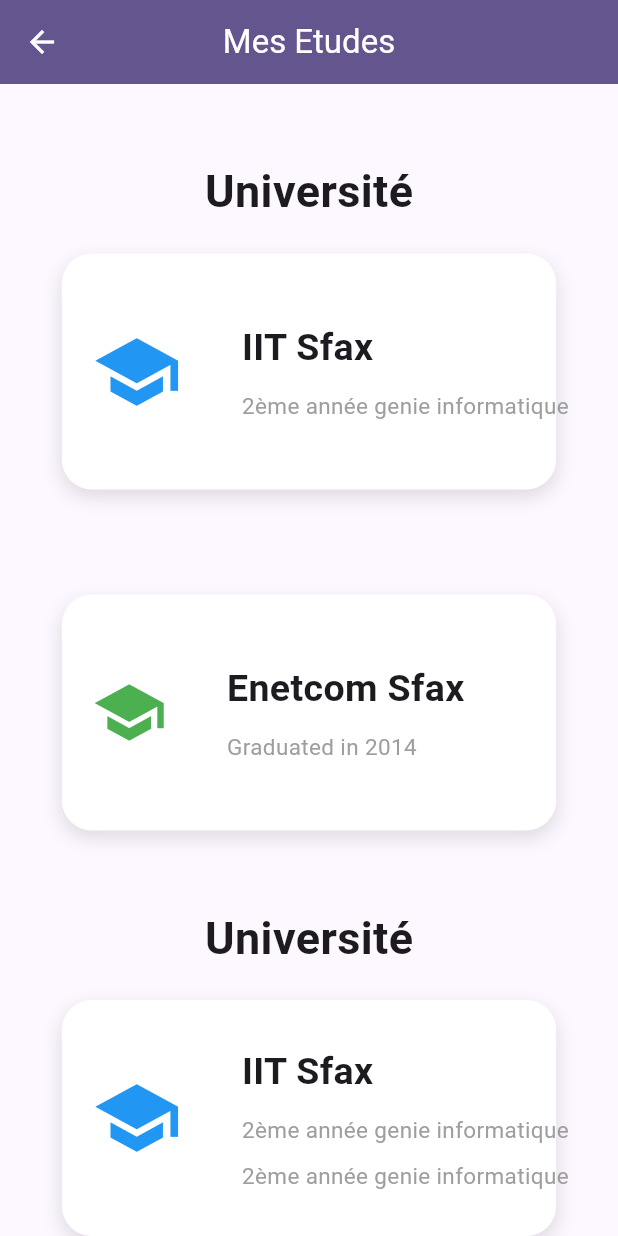
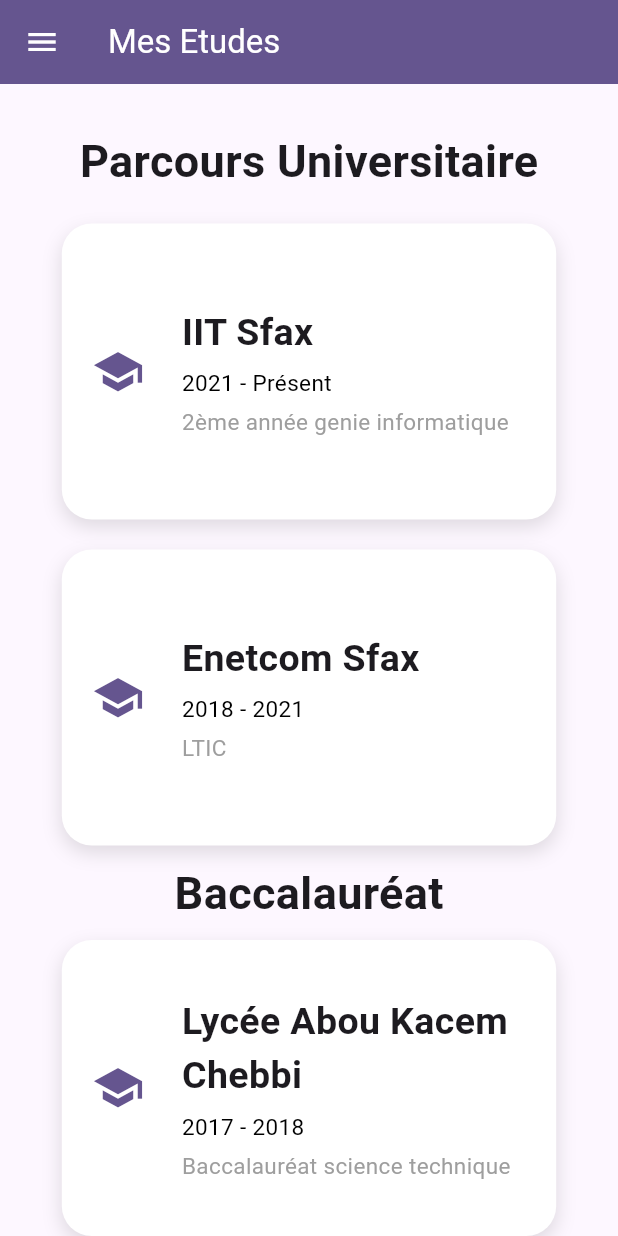
Before and after one commit to Ftayri/cv-project, a Flutter app: the EducationPage screen opened by its route, on a phone screen of 412 x 824 dp. Run offline on Flutter 3.47's test engine with Material 2 defaults, Android fonts, the phone set to English and light mode, and no system bars; our stand-ins replace flex_color_scheme, flutter_native_splash, flutter_zoom_drawer.

Commit message:
Etudes page problem last card

```diff
--- a/lib/pages/Etudes.dart
+++ b/lib/pages/Etudes.dart
@@ -1,3 +1,4 @@
+import 'package:cv/menu/drawer.widget.dart';
 import 'package:flutter/material.dart';
 import 'package:flutter/cupertino.dart';
 
@@ -9,15 +10,15 @@ class EducationPage extends StatelessWidget {
     return Scaffold(
       appBar: AppBar(
         title: const Text('Mes Etudes'),
-        centerTitle: true,
+        leading: DrawerWidget(),
       ),
       body: Center(
         child: Column(
           mainAxisAlignment: MainAxisAlignment.center,
           children: [
-            const SizedBox(height: 50),
+            const SizedBox(height: 30),
             Text(
-              'Université',
+              'Parcours Universitaire',
               style: TextStyle(fontSize: 30, fontWeight: FontWeight.bold),
             ),
             const SizedBox(height: 20),
@@ -45,10 +46,10 @@ class EducationPage extends StatelessWidget {
                     const SizedBox(width: 20),
                     Icon(
                       Icons.school,
-                      color: Colors.blue,
-                      size: 60,
+                      color: Theme.of(context).primaryColor,
+                      size: 35,
                     ),
-                    const SizedBox(width: 20),
+                    const SizedBox(width: 5),
                     SizedBox(
                       width: 20,
                     ),
@@ -65,7 +66,17 @@ class EducationPage extends StatelessWidget {
                           ),
                         ),
                         const SizedBox(
-                          height: 10,
+                          height: 5,
+                        ),
+                        const Text(
+                          '2021 - Présent',
+                          style: TextStyle(
+                            fontSize: 15,
+                            color: Colors.black,
+                          ),
+                        ),
+                        const SizedBox(
+                          height: 5,
                         ),
                         const Text(
                           '2ème année genie informatique',
@@ -73,80 +84,12 @@ class EducationPage extends StatelessWidget {
                             fontSize: 15,
                             color: Colors.grey,
                           ),
-                        ),
+                        )
                       ],
                     ),
                   ],
                 ),
               ),
-            ),
-            const SizedBox(height: 50),
-
-            const SizedBox(height: 20),
-            Expanded(
-              child: AnimatedContainer(
-                duration: const Duration(seconds: 1),
-                width: MediaQuery
-                    .of(context)
-                    .size
-                    .width * 0.8,
-                decoration: BoxDecoration(
-                  color: Colors.white,
-                  borderRadius: BorderRadius.circular(20),
-                  boxShadow: const [
-                    BoxShadow(
-                      color: Colors.black12,
-                      blurRadius: 10,
-                      offset: Offset(0, 5),
-                    ),
-                  ],
-                ),
-                child: Row(
-                  crossAxisAlignment: CrossAxisAlignment.center,
-                  children: [
-                    const SizedBox(width: 20),
-                    Icon(
-                      Icons.school,
-                      color: Colors.green,
-                      size: 50,
-                    ),
-                    const SizedBox(width: 20),
-                    SizedBox(
-                      width: 20,
-                    ),
-                    Column(
-                      mainAxisAlignment: MainAxisAlignment.center,
-                      crossAxisAlignment: CrossAxisAlignment.start,
-                      children: [
-                        const Text(
-                          'Enetcom Sfax',
-                          style: TextStyle(
-                            fontSize: 25,
-                            fontWeight: FontWeight.bold,
-                          ),
-                        ),
-                        const SizedBox(
-                          height: 10,
-                        ),
-                        const Text(
-                          'Graduated in 2014',
-                          style: TextStyle(
-                            fontSize: 15,
-                            color: Colors.grey,
-                          ),
-                        ),
-                      ],
-                    ),
-                  ],
-                ),
-              ),
-            ),
-
-
-            const SizedBox(height: 50),
-            Text(
-              'Université',
-              style: TextStyle(fontSize: 30, fontWeight: FontWeight.bold),
             ),
             const SizedBox(height: 20),
             Expanded(
@@ -173,10 +116,10 @@ class EducationPage extends StatelessWidget {
                     const SizedBox(width: 20),
                     Icon(
                       Icons.school,
-                      color: Colors.blue,
-                      size: 60,
+                      color: Theme.of(context).primaryColor,
+                      size: 35,
                     ),
-                    const SizedBox(width: 20),
+                    const SizedBox(width: 5),
                     SizedBox(
                       width: 20,
                     ),
@@ -184,30 +127,28 @@ class EducationPage extends StatelessWidget {
                       mainAxisAlignment: MainAxisAlignment.center,
                       crossAxisAlignment: CrossAxisAlignment.start,
                       children: [
-
                         const Text(
-                          'IIT Sfax',
+                          'Enetcom Sfax',
                           style: TextStyle(
                             fontSize: 25,
                             fontWeight: FontWeight.bold,
                           ),
                         ),
                         const SizedBox(
-                          height: 10,
+                          height: 5,
                         ),
-
                         const Text(
-                          '2ème année genie informatique',
+                          '2018 - 2021',
                           style: TextStyle(
                             fontSize: 15,
-                            color: Colors.grey,
+                            color: Colors.black,
                           ),
                         ),
                         const SizedBox(
-                          height: 10,
+                          height: 5,
                         ),
                         const Text(
-                          '2ème année genie informatique',
+                          'LTIC',
                           style: TextStyle(
                             fontSize: 15,
                             color: Colors.grey,
@@ -219,6 +160,85 @@ class EducationPage extends StatelessWidget {
                 ),
               ),
             ),
+
+
+            const SizedBox(height: 10),
+            Text(
+              'Baccalauréat',
+              style: TextStyle(fontSize: 30, fontWeight: FontWeight.bold),
+            ),
+            const SizedBox(height: 10),
+            Expanded(
+
+
+              child: AnimatedContainer(
+                duration: const Duration(seconds: 1),
+                width: MediaQuery.of(context).size.width * 0.8,
+
+                decoration: BoxDecoration(
+                  color: Colors.white,
+                  borderRadius: BorderRadius.circular(20),
+                  boxShadow: const [
+                    BoxShadow(
+                      color: Colors.black12,
+                      blurRadius: 10,
+                      offset: Offset(0, 5),
+                    ),
+                  ],
+                ),
+                child: Row(
+                  crossAxisAlignment: CrossAxisAlignment.center,
+                  children: [
+                    const SizedBox(width: 20),
+                    Icon(
+                      Icons.school,
+                      color: Theme.of(context).primaryColor,
+                      size: 35,
+                    ),
+                    const SizedBox(width: 5),
+                    SizedBox(
+                      width: 20,
+                    ),
+                    Column(
+                      mainAxisAlignment: MainAxisAlignment.center,
+                      crossAxisAlignment: CrossAxisAlignment.start,
+                      children: [
+                        Text(
+                          'Lycée Abou Kacem\nChebbi',
+                          style: TextStyle(
+                            fontSize: 25,
+                            fontWeight: FontWeight.bold,
+                          ),
+                          overflow: TextOverflow.ellipsis,
+                          maxLines: 2,
+                        ),
+                        const SizedBox(
+                          height: 5,
+                        ),
+                        const Text(
+                          '2017 - 2018',
+                          style: TextStyle(
+                            fontSize: 15,
+                            color: Colors.black,
+                          ),
+                        ),
+                        const SizedBox(
+                          height: 5,
+                        ),
+                        const Text(
+                          'Baccalauréat science technique',
+                          style: TextStyle(
+                            fontSize: 15,
+                            color: Colors.grey,
+                          ),
+                        )
+                      ],
+                    ),
+                  ],
+                ),
+              ),
+            ),
+
           ],
         ),
       ),
--- a/lib/pages/home.page.dart
+++ b/lib/pages/home.page.dart
@@ -1,6 +1,8 @@
 import 'package:cv/config/my_theme.dart';
 import 'package:cv/menu/drawer.widget.dart';
+import 'package:cv/pages/Etudes.dart';
 import 'package:cv/pages/personal_info.page.dart';
+import 'package:cv/pages/skills.page.dart';
 import 'package:flutter/cupertino.dart';
 import 'package:flutter/material.dart';
 import 'package:flutter_native_splash/flutter_native_splash.dart';
@@ -40,6 +42,10 @@ class _HomePageState extends State<HomePage> {
     case 1:
       ZoomDrawer.of(context)?.toggle();
       return PersonalInfoPage();
+    case 2:
+      return EducationPage();
+    case 4:
+      return SkillsPage();
     default:
       return HomeScreen();
   }
```
Also changed, not shown: lib/pages/skills.page.dart (added, +111 -0 lines).
